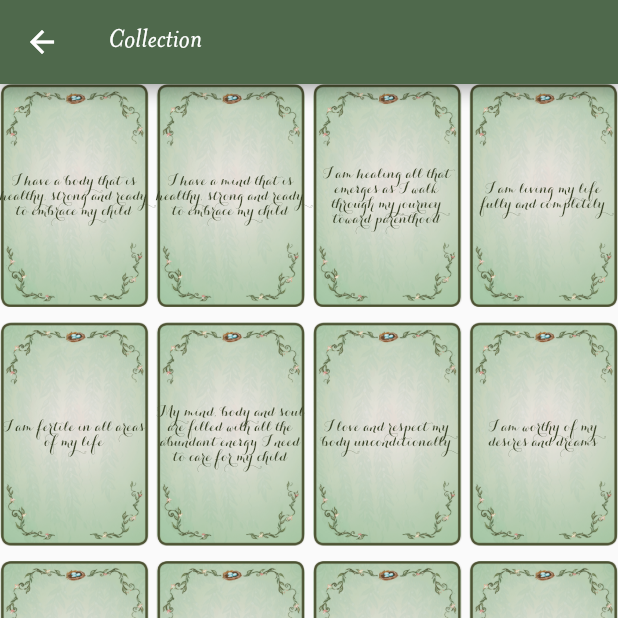
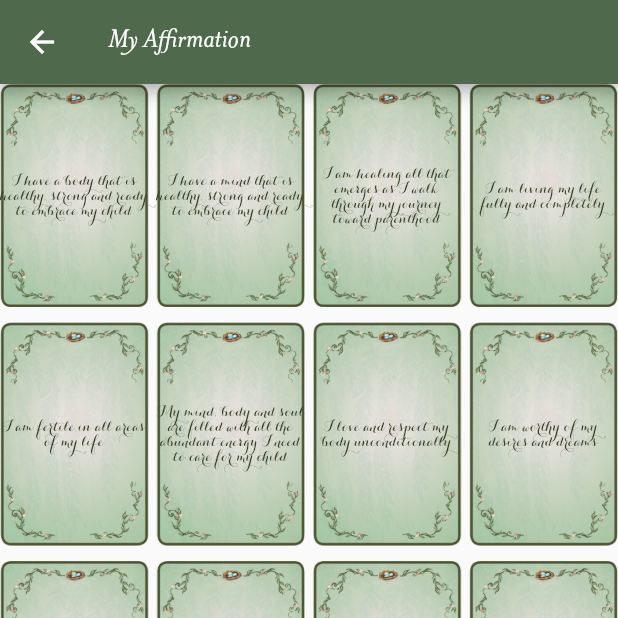
Before and after one commit to CIE-media-team/fertileaffirmations-flutter, a Flutter app: the Collection screen opened directly, on a phone screen of 412 x 824 dp, the top half of it. Run offline on Flutter 3.47's test engine with Material 2 defaults, Android fonts, the phone set to English and light mode, and no system bars; drawn by our look-alikes of auto_size_text; our stand-ins replace flip_card, share, shared_preferences; accounts and stored records are empty.

Commit message:
fixed back buttons, all is good now

```diff
--- a/lib/card-screen-random.dart
+++ b/lib/card-screen-random.dart
@@ -33,6 +33,12 @@ class _MyCard extends State<MyCardRandom> {
         // Here we take the value from the MyHomePage object that was created by
         // the App.build method, and use it to set our appbar title.
         title: Text('My Affirmation'),
+        automaticallyImplyLeading: true,
+        //`true` if you want Flutter to automatically add Back Button when needed,
+        //or `false` if you want to force your own back button every where
+        leading: IconButton(icon:Icon(Icons.arrow_back),
+          onPressed:() => Navigator.pop(context, false),
+        )
       ),
       drawer: MyNavigationDrawer(),
       body: Center(
--- a/lib/collection-screen.dart
+++ b/lib/collection-screen.dart
@@ -40,11 +40,22 @@ class _Collection extends State<Collection> {
     return cards;
   }
 
+
   @override
   Widget build(BuildContext context) {
     return Scaffold(
       appBar: AppBar(
-        title: Text("Collection"),
+       // Here we take the value from the MyHomePage object that was created by
+        // the App.build method, and use it to set our appbar title.
+        title: Text('My Affirmation'),
+        automaticallyImplyLeading: true,
+        //`true` if you want Flutter to automatically add Back Button when needed,
+        //or `false` if you want to force your own back button every where
+        leading: IconButton(icon:Icon(Icons.arrow_back),
+          onPressed:() {
+            return Navigator.of(context).pop();
+          },
+        )
       ),
       body: Center(
         child: Column(children: <Widget>[
--- a/lib/main.dart
+++ b/lib/main.dart
@@ -350,6 +350,9 @@ class MyHomePage extends StatelessWidget {
       return 'assets/images/warmfirst.png';
     }
   }
+  bool getPreferenceValue(){
+    return this.preference;
+  }
 
 
 }
```
Also changed, not shown: lib/card-screen.dart (+11 -0 lines).
